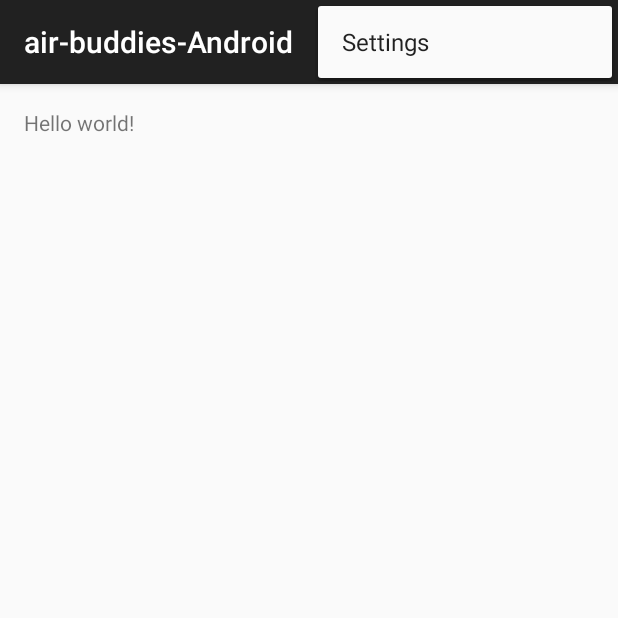
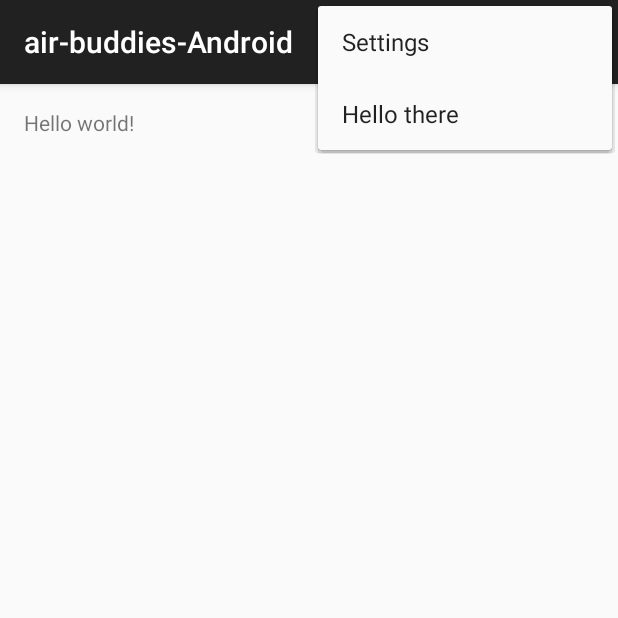
Before and after one commit to Nramanan6/air-buddies, an Android app: the screen it shows after launch (FakeFirstActivity), with the options menu open, on a phone screen of 412 x 824 dp, the top half of it. Run offline under Robolectric (Android 15) with nearby library versions, the phone set to English and light mode, and no system bars.

```diff
--- a/airbuddiesAndroid/app/src/main/java/com/example/nikhil/air_buddies_android/FakeFirstActivity.java
+++ b/airbuddiesAndroid/app/src/main/java/com/example/nikhil/air_buddies_android/FakeFirstActivity.java
@@ -16,7 +16,7 @@ public class FakeFirstActivity extends AppCompatActivity {
     @Override
     public boolean onCreateOptionsMenu(Menu menu) {
         // Inflate the menu; this adds items to the action bar if it is present.
-        getMenuInflater().inflate(R.menu.menu_fake_first, menu);
+        getMenuInflater().inflate(R.menu.menu_flightmap, menu);
         return true;
     }
 
--- a/airbuddiesAndroid/app/src/main/res/menu/menu_fake_first.xml
+++ /dev/null
@@ -1,6 +0,0 @@
-<menu xmlns:android="http://schemas.android.com/apk/res/android"
-    xmlns:app="http://schemas.android.com/apk/res-auto"
-    xmlns:tools="http://schemas.android.com/tools" tools:context=".FakeFirstActivity">
-    <item android:id="@+id/action_settings" android:title="@string/action_settings"
-        android:orderInCategory="100" app:showAsAction="never" />
-</menu>
--- /dev/null
+++ b/airbuddiesAndroid/app/src/main/res/menu/menu_flightmap.xml
@@ -0,0 +1,17 @@
+<menu xmlns:android="http://schemas.android.com/apk/res/android"
+    xmlns:app="http://schemas.android.com/apk/res-auto"
+    xmlns:tools="http://schemas.android.com/tools"
+    tools:context="com.teamlist.victor.teamlist.FlightMapsActivity">
+    <item
+        android:id="@+id/action_settings"
+        android:orderInCategory="100"
+        android:title="@string/action_settings"
+        app:showAsAction="never"/>
+    <item
+        android:id="@+id/idkyet"
+        android:orderInCategory="200"
+        android:title="Hello there"
+        app:showAsAction="never"/>
+
+
+</menu>
```
Also changed, not shown: airbuddiesAndroid/app/src/main/java/com/example/nikhil/air_buddies_android/FlightMapsActivity.java (+35 -2 lines).
